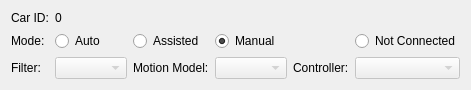
projectCARS/CARS2014-GIT, file CARS/cargroupbox.ui: the form before one commit.
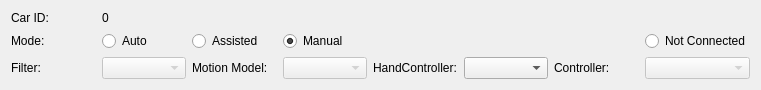
The form after the commit.

Patch:
```diff
--- a/CARS/cargroupbox.ui
+++ b/CARS/cargroupbox.ui
@@ -6,7 +6,7 @@
    <rect>
     <x>0</x>
     <y>0</y>
-    <width>408</width>
+    <width>761</width>
     <height>80</height>
    </rect>
   </property>
@@ -41,42 +41,35 @@
      </property>
     </widget>
    </item>
-   <item row="2" column="0">
+   <item row="3" column="0">
     <widget class="QLabel" name="label_2">
      <property name="text">
       <string>Filter:</string>
      </property>
     </widget>
    </item>
-   <item row="2" column="1">
-    <widget class="QComboBox" name="filterComboBox">
-     <property name="enabled">
-      <bool>false</bool>
-     </property>
-    </widget>
-   </item>
-   <item row="2" column="2">
+   <item row="3" column="2">
     <widget class="QLabel" name="label_3">
      <property name="text">
       <string>Motion Model:</string>
      </property>
     </widget>
    </item>
-   <item row="2" column="3">
+   <item row="3" column="3">
     <widget class="QComboBox" name="motionModelComboBox">
      <property name="enabled">
       <bool>false</bool>
      </property>
     </widget>
    </item>
-   <item row="2" column="5">
+   <item row="3" column="6">
     <widget class="QLabel" name="label_4">
      <property name="text">
       <string>Controller:</string>
      </property>
     </widget>
    </item>
-   <item row="2" column="6">
+   <item row="3" column="7">
     <widget class="QComboBox" name="controllerComboBox">
      <property name="enabled">
       <bool>false</bool>
@@ -122,13 +115,30 @@
      </property>
     </widget>
    </item>
-   <item row="1" column="6">
+   <item row="1" column="7">
     <widget class="QRadioButton" name="notConnectedRadioButton">
      <property name="text">
       <string>Not Connected</string>
      </property>
     </widget>
    </item>
+   <item row="3" column="5">
+    <widget class="QComboBox" name="handControllercomboBox"/>
+   </item>
+   <item row="3" column="1">
+    <widget class="QComboBox" name="filterComboBox">
+     <property name="enabled">
+      <bool>false</bool>
+     </property>
+    </widget>
+   </item>
+   <item row="3" column="4">
+    <widget class="QLabel" name="label_5">
+     <property name="text">
+      <string>HandController:</string>
+     </property>
+    </widget>
+   </item>
   </layout>
  </widget>
  <resources/>
```
